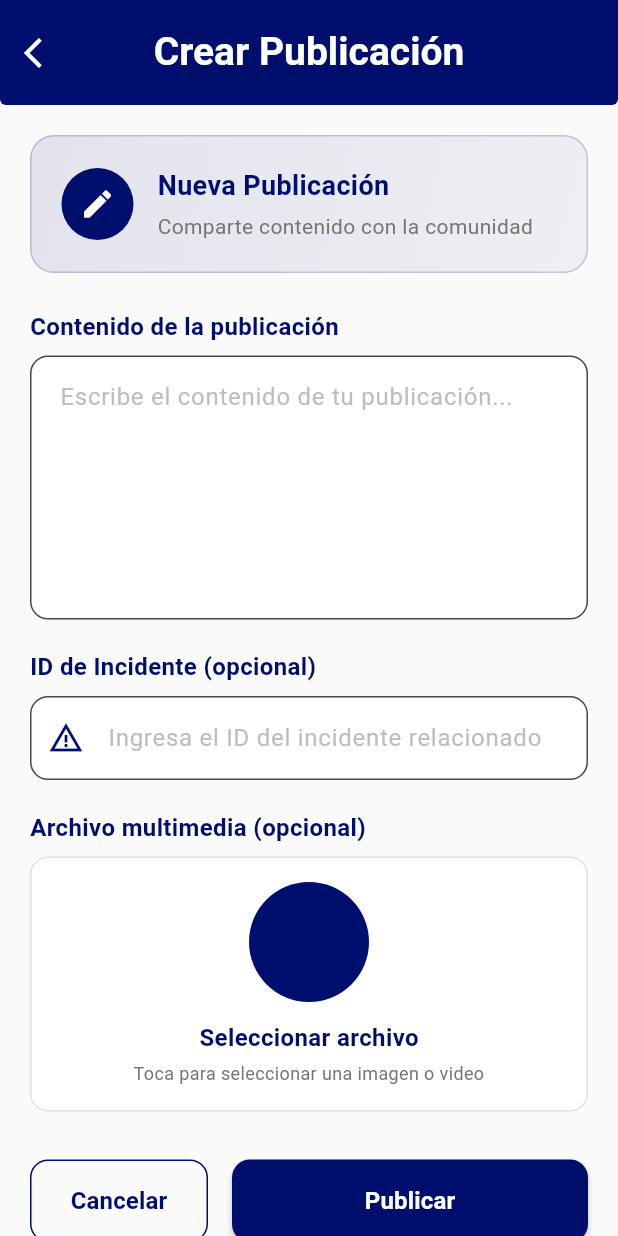
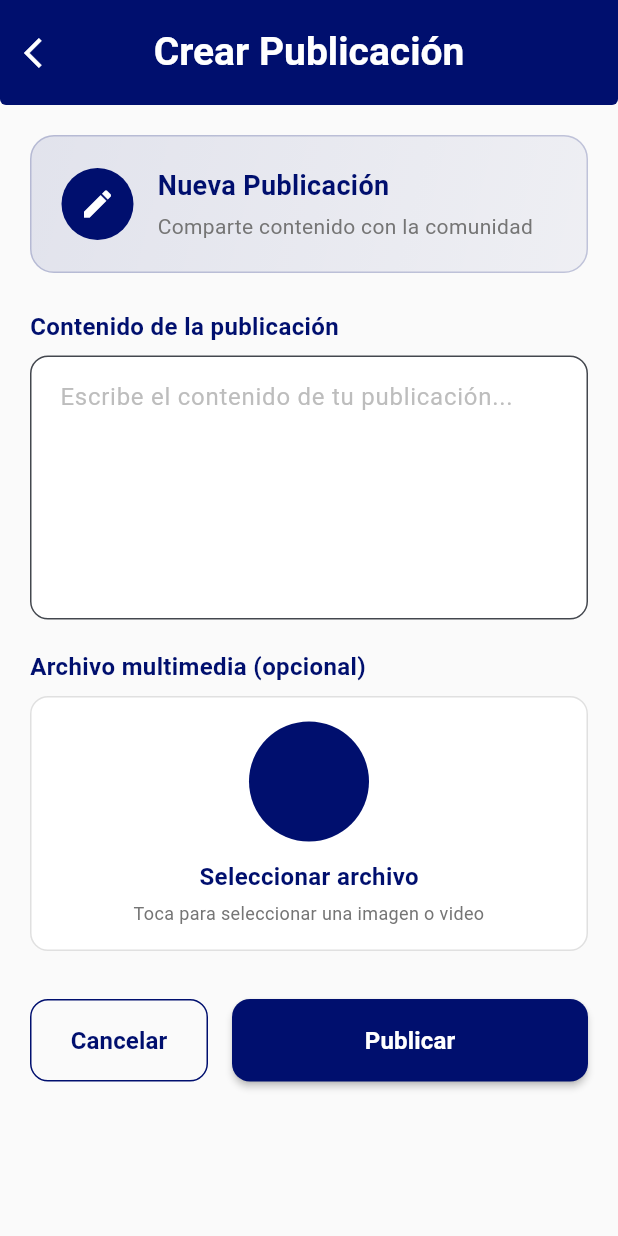
Before and after one commit to proyecto-sw2/flutter-proyecto-sw2, a Flutter app: the CreatePublicationPage screen opened directly, on a phone screen of 412 x 824 dp. Run offline on Flutter 3.47's test engine with Material 3 defaults, Android fonts, the light colour scheme and no system bars; our stand-ins replace animate_do, firebase_core, firebase_messaging, flutter_dotenv, flutter_riverpod, flutter_svg and 12 more; missing offline and left inert: flutter_animated_splash, local_auth_android; accounts and stored records are empty; network calls fail.

Commit message:
quitar id_incidente

```diff
--- a/lib/src/config/config.dart
+++ b/lib/src/config/config.dart
@@ -8,7 +8,7 @@ class ApiConfig {
   // Para producción, cambiar a:
   // static const String baseUrl = 'https://tu-api-produccion.com';
   static const String baseIA = 'https://v9k5scrk-5000.brs.devtunnels.ms';
-
+  static const String baseIAImg = 'https://v9k5scrk-8000.brs.devtunnels.ms';
   static const String apiPath = '/api/auth';
 
   static String get loginUrl => '$baseUrl$apiPath/login';
--- a/lib/src/pages/chat_page.dart
+++ b/lib/src/pages/chat_page.dart
@@ -328,6 +328,7 @@ class ChatPageState extends ConsumerState<ChatPage> {
               _controller.clear();
               _inputNotifier.value = '';
               _lastWords = '';
+              _micOffset = 0.0;
             });
           },
           icon: Icon(Icons.clear, color: Colors.white, size: 32),
--- a/lib/src/pages/create_publication_page.dart
+++ b/lib/src/pages/create_publication_page.dart
@@ -478,39 +478,6 @@ class _CreatePublicationPageState extends State<CreatePublicationPage>
 
                   const SizedBox(height: 20),
 
-                  // Campo de incidente (opcional)
-                  _buildInputSection(
-                    title: 'ID de Incidente (opcional)',
-                    child: TextFormField(
-                      controller: _incidenteController,
-                      keyboardType: TextInputType.number,
-                      decoration: InputDecoration(
-                        hintText: 'Ingresa el ID del incidente relacionado',
-                        hintStyle: TextStyle(color: Colors.grey[400]),
-                        border: OutlineInputBorder(
-                          borderRadius: BorderRadius.circular(12),
-                          borderSide: BorderSide(color: Colors.grey[300]!),
-                        ),
-                        focusedBorder: OutlineInputBorder(
-                          borderRadius: BorderRadius.circular(12),
-                          borderSide: BorderSide(
-                            color: AppColors.primary,
-                            width: 2,
-                          ),
-                        ),
-                        filled: true,
-                        fillColor: Colors.white,
-                        contentPadding: const EdgeInsets.all(16),
-                        prefixIcon: Icon(
-                          Icons.warning_amber,
-                          color: AppColors.primary,
-                        ),
-                      ),
-                    ),
-                  ),
-
-                  const SizedBox(height: 20),
-
                   // Sección de archivo
                   _buildInputSection(
                     title: 'Archivo multimedia (opcional)',
--- a/pubspec.yaml
+++ b/pubspec.yaml
@@ -60,6 +60,8 @@ dependencies:
   firebase_messaging: ^15.2.7
   firebase_core: ^3.14.0
   flutter_dotenv: ^5.2.1
+  local_auth: ^2.3.0
+  local_auth_android: ^1.0.49
 
 dev_dependencies:
   flutter_test:
```
Also changed, not shown: lib/src/pages/home_page.dart (+47 -4 lines), lib/src/pages/incident_page.dart (+29 -11 lines), lib/src/pages/profile_page.dart (+7 -9 lines), pubspec.lock, 6 other files.
